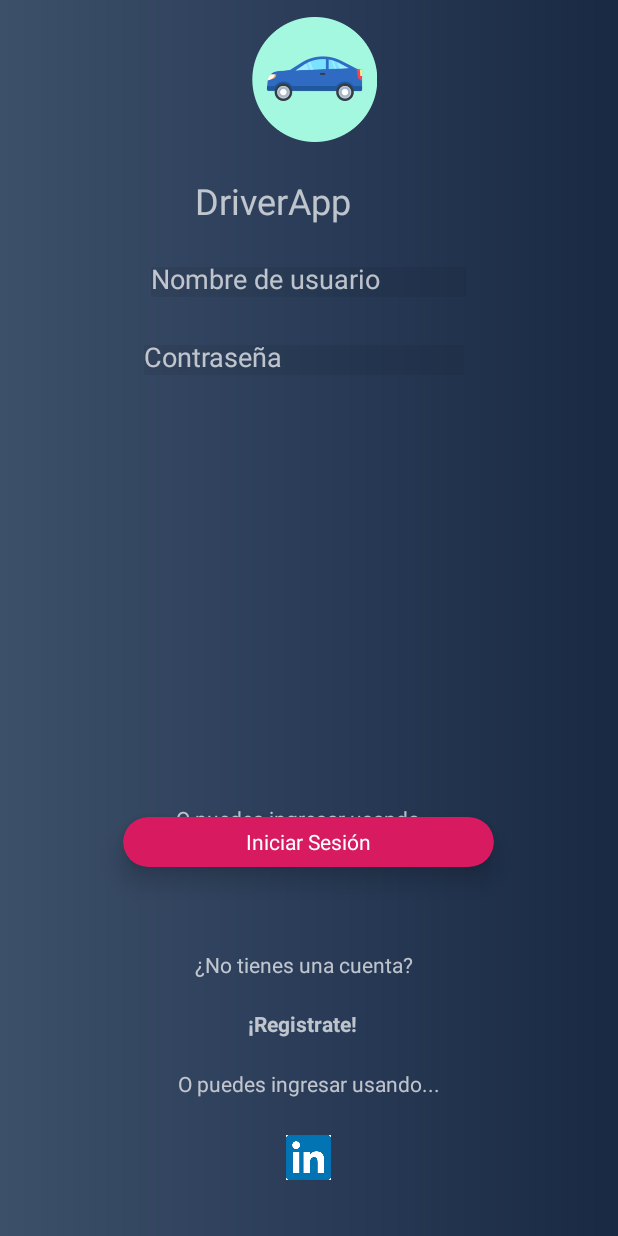
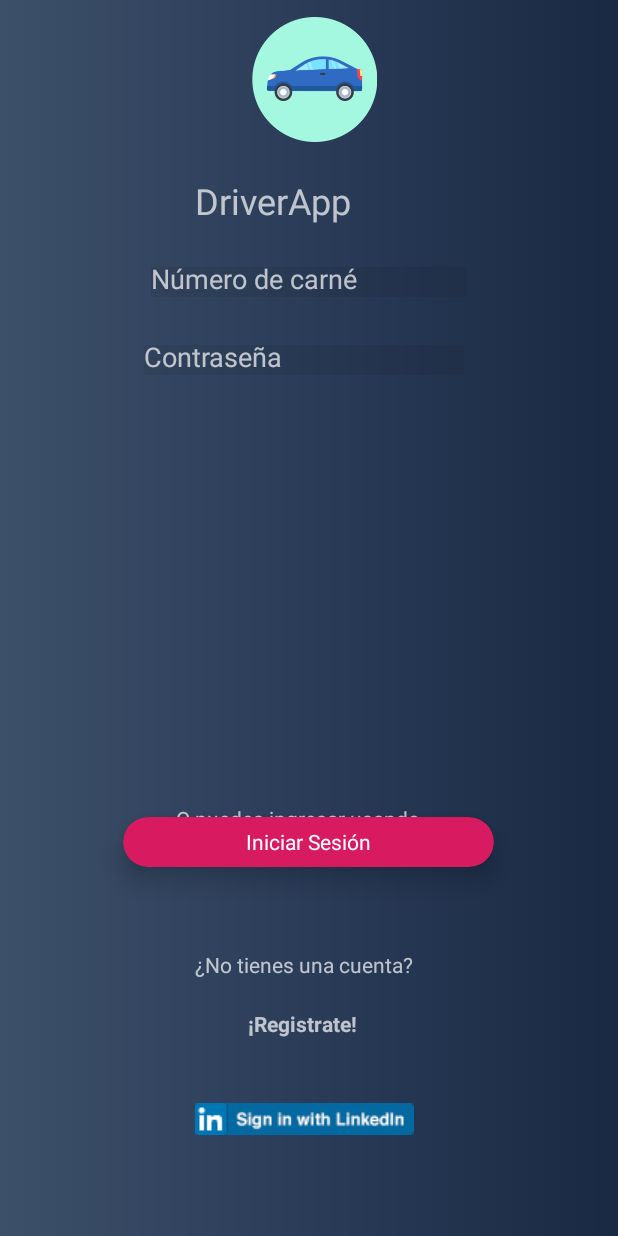
Before and after one commit to Josecespedesant/DriverApp, an Android app: the screen it shows after launch (MainActivity), on a phone screen of 412 x 824 dp. Run offline under Robolectric (Android 15) with nearby library versions, the phone set to English and light mode, and no system bars; 2 statements that could not run were skipped.

Commit message:
Se actualizan las interfaces login y registro

```diff
--- a/app/src/main/AndroidManifest.xml
+++ b/app/src/main/AndroidManifest.xml
@@ -4,9 +4,7 @@
 
     <application
         android:allowBackup="true"
-        android:icon="@mipmap/ic_launcher"
         android:label="@string/app_name"
-        android:roundIcon="@mipmap/ic_launcher_round"
         android:supportsRtl="true"
         android:theme="@style/AppTheme">
         <activity android:name=".MainActivity">
@@ -16,7 +14,8 @@
                 <category android:name="android.intent.category.LAUNCHER" />
             </intent-filter>
         </activity>
-        <activity android:name=".RegistrationActivity"></activity>
+        <activity android:name=".RegistrationActivity" />
+
     </application>
 
 </manifest>
--- a/app/src/main/java/com/tec/driverapp/MainActivity.java
+++ b/app/src/main/java/com/tec/driverapp/MainActivity.java
@@ -1,21 +1,47 @@
 package com.tec.driverapp;
 
+import android.annotation.SuppressLint;
 import android.content.Intent;
+import android.content.pm.PackageInfo;
+import android.content.pm.PackageManager;
+import android.content.pm.Signature;
 import android.support.v7.app.AppCompatActivity;
 import android.os.Bundle;
+import android.util.Base64;
+import android.util.Log;
 import android.view.View;
 import android.widget.EditText;
 import android.widget.ImageView;
 import android.widget.RelativeLayout;
 import android.widget.TextView;
 
+import java.security.MessageDigest;
+import java.security.NoSuchAlgorithmException;
+
 
 public class MainActivity extends AppCompatActivity {
+    private static final String TAG = "MainActivity";
 
     @Override
     protected void onCreate(Bundle savedInstanceState) {
         super.onCreate(savedInstanceState);
         setContentView(R.layout.activity_main);
+        try {
+
+            @SuppressLint("PackageManagerGetSignatures") PackageInfo info = getPackageManager().getPackageInfo(
+                    "com.tec.driverapp",//give your package name here
+                    PackageManager.GET_SIGNATURES);
+            for (Signature signature : info.signatures) {
+                MessageDigest md = MessageDigest.getInstance("SHA");
+                md.update(signature.toByteArray());
+
+                Log.d(TAG, "Hash ASLKJDNKJHNLASDOHASHIPDASDPOHIJASDPHO : " + Base64.encodeToString(md.digest(), Base64.NO_WRAP));//Key hash is printing in Log
+            }
+        } catch (PackageManager.NameNotFoundException e) {
+            Log.d(TAG, e.getMessage(), e);
+        } catch (NoSuchAlgorithmException e) {
+            Log.d(TAG, e.getMessage(), e);
+        }
 
         final EditText nombreusuariologin = (EditText) findViewById(R.id.nombreusuariologin);
         final EditText contraseñalogin = (EditText) findViewById(R.id.passwordlogin);
@@ -29,6 +55,9 @@ public class MainActivity extends AppCompatActivity {
                 Intent registerIntent = new Intent(MainActivity.this, RegistrationActivity.class);
                 MainActivity.this.startActivity(registerIntent);
             }
+
+
         });
     }
+
 }
--- a/app/src/main/res/layout/activity_main.xml
+++ b/app/src/main/res/layout/activity_main.xml
@@ -51,7 +51,7 @@
         android:layout_marginTop="178dp"
         android:background="#11000000"
         android:ems="10"
-        android:hint="Nombre de usuario"
+        android:hint="Número de carné"
         android:inputType="textPersonName" />
 
     <EditText
@@ -105,24 +105,6 @@
         android:text="¡Registrate!"
         android:textStyle="bold" />
 
-    <ImageView
-        android:id="@+id/linkedimg"
-        android:layout_width="30dp"
-        android:layout_height="30dp"
-        android:layout_alignParentBottom="true"
-        android:layout_centerHorizontal="true"
-        android:layout_marginBottom="37dp"
-        app:srcCompat="@drawable/linlogo" />
-
-    <TextView
-        android:id="@+id/textView6"
-        android:layout_width="wrap_content"
-        android:layout_height="wrap_content"
-        android:layout_alignParentBottom="true"
-        android:layout_centerHorizontal="true"
-        android:layout_marginBottom="92dp"
-        android:text="O puedes ingresar usando..." />
-
     <android.support.v7.widget.CardView
         android:layout_width="247dp"
         android:layout_height="33dp"
@@ -148,4 +130,20 @@
         </RelativeLayout>
     </android.support.v7.widget.CardView>
 
+    <ImageView
+        android:id="@+id/linkedimg"
+        android:layout_width="wrap_content"
+        android:layout_height="wrap_content"
+        android:layout_alignParentStart="true"
+        android:layout_alignParentLeft="true"
+        android:layout_alignParentEnd="true"
+        android:layout_alignParentRight="true"
+        android:layout_alignParentBottom="true"
+        android:layout_marginStart="84dp"
+        android:layout_marginLeft="84dp"
+        android:layout_marginEnd="90dp"
+        android:layout_marginRight="90dp"
+        android:layout_marginBottom="67dp"
+        app:srcCompat="@drawable/linlogo" />
+
 </RelativeLayout>
--- a/app/src/main/res/mipmap-anydpi-v26/ic_launcher.xml
+++ /dev/null
@@ -1,5 +0,0 @@
-<?xml version="1.0" encoding="utf-8"?>
-<adaptive-icon xmlns:android="http://schemas.android.com/apk/res/android">
-    <background android:drawable="@drawable/ic_launcher_background" />
-    <foreground android:drawable="@drawable/ic_launcher_foreground" />
-</adaptive-icon>
--- a/app/src/main/res/mipmap-anydpi-v26/ic_launcher_round.xml
+++ /dev/null
@@ -1,5 +0,0 @@
-<?xml version="1.0" encoding="utf-8"?>
-<adaptive-icon xmlns:android="http://schemas.android.com/apk/res/android">
-    <background android:drawable="@drawable/ic_launcher_background" />
-    <foreground android:drawable="@drawable/ic_launcher_foreground" />
-</adaptive-icon>
--- a/app/src/main/res/values/strings.xml
+++ b/app/src/main/res/values/strings.xml
@@ -1,3 +1,4 @@
 <resources>
     <string name="app_name">DriverApp</string>
+    <string name="title_activity_maps">Map</string>
 </resources>
```
Also changed, not shown: app/src/main/res/drawable/ic_launcher_background.xml (deleted, +0 -170 lines), app/src/main/res/layout/activity_registration.xml (+11 -1 lines), app/build.gradle (line endings or trailing spaces), app/src/main/res/drawable-v24/linlogo.png, app/src/main/res/mipmap-hdpi/ic_launcher.png (deleted), app/src/main/res/mipmap-hdpi/ic_launcher_round.png (deleted), app/src/main/res/mipmap-mdpi/ic_launcher.png (deleted), app/src/main/res/mipmap-mdpi/ic_launcher_round.png (deleted), app/src/main/res/mipmap-xhdpi/ic_launcher.png (deleted), app/src/main/res/mipmap-xhdpi/ic_launcher_round.png (deleted), app/src/main/res/mipmap-xxhdpi/ic_launcher.png (deleted), app/src/main/res/mipmap-xxhdpi/ic_launcher_round.png (deleted), app/src/main/res/mipmap-xxxhdpi/ic_launcher.png (deleted), app/src/main/res/mipmap-xxxhdpi/ic_launcher_round.png (deleted).
